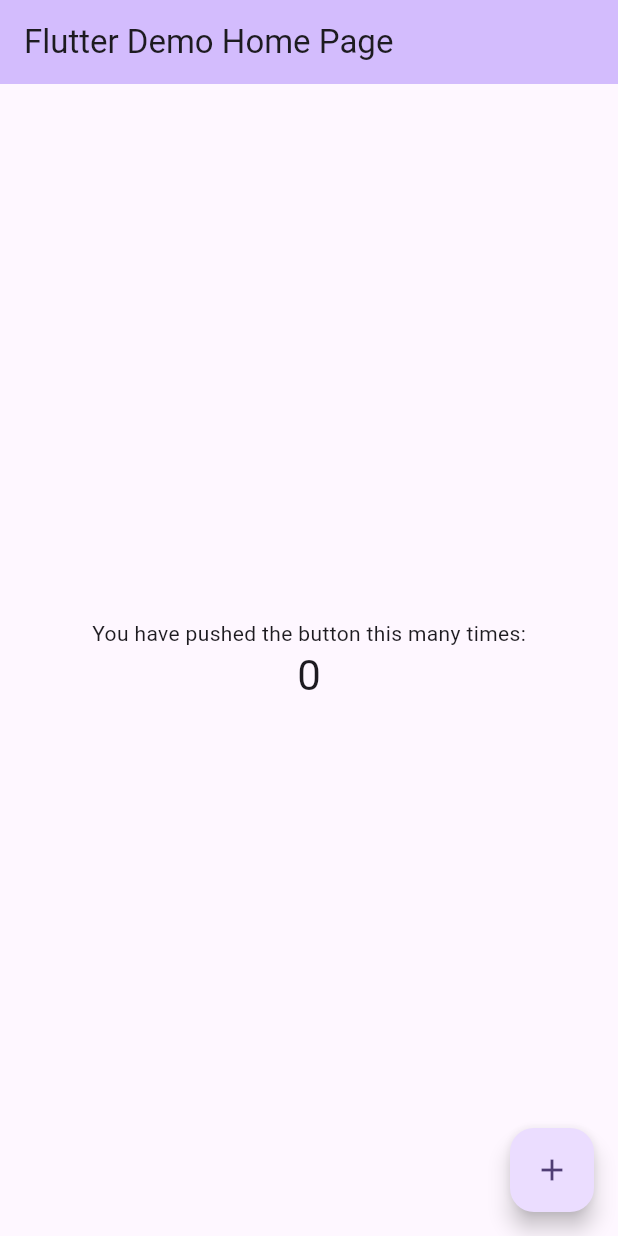
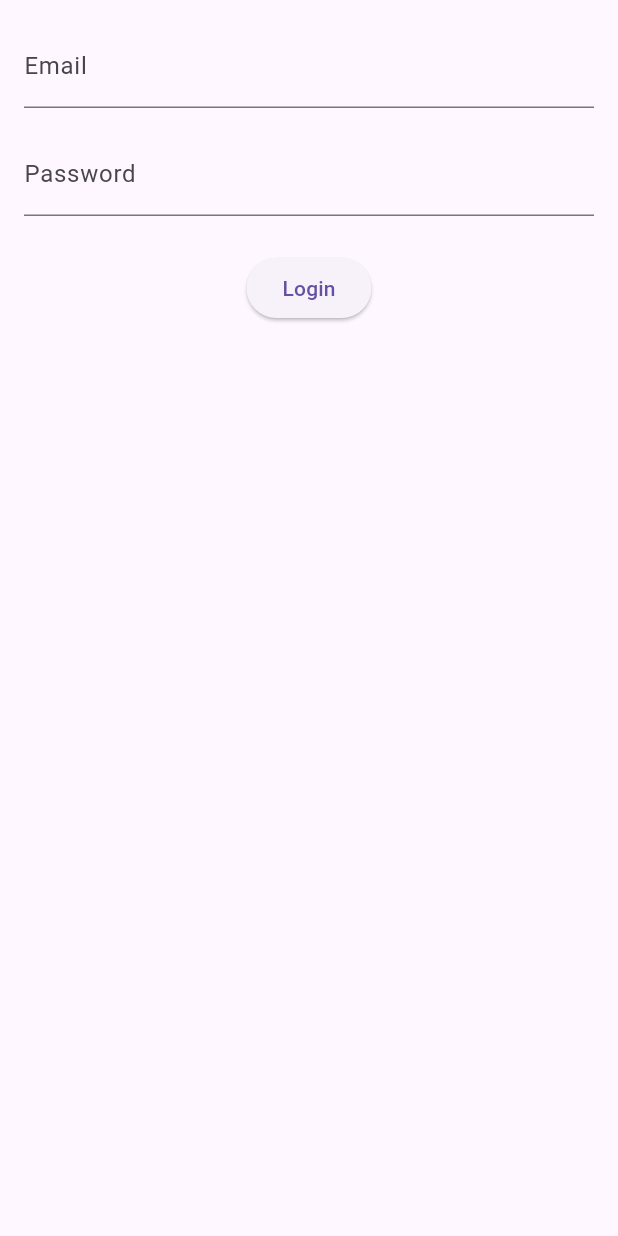
Before and after one commit to RedJelly1021/hanas, a Flutter app: the screen it shows after launch, on a phone screen of 412 x 824 dp. Run offline on Flutter 3.47's test engine with Material 3 defaults, Android fonts, the phone set to English and light mode, and no system bars; our stand-ins replace cloud_firestore, firebase_auth, firebase_core, logger; accounts and stored records are empty; generated files the repository leaves out were written again.

Commit message:
✨ feat: 메인, 로그인, 챗 기능 추가 (디버깅 해봐야함)

```diff
--- /dev/null
+++ b/lib/login.dart
@@ -0,0 +1,74 @@
+// login.dart
+import 'package:flutter/material.dart';
+import 'package:firebase_auth/firebase_auth.dart';
+import 'chat.dart';
+import 'package:logger/logger.dart';
+
+final logger = Logger();
+
+class LoginScreen extends StatefulWidget {
+  const LoginScreen({super.key}); // const + super.key
+
+  @override
+  State<LoginScreen> createState() => _LoginScreenState();
+}
+
+class _LoginScreenState extends State<LoginScreen> {
+  final TextEditingController emailController = TextEditingController();
+  final TextEditingController passwordController = TextEditingController();
+
+  Future<void> login() async {
+    try {
+      await FirebaseAuth.instance.signInWithEmailAndPassword(
+        email: emailController.text,
+        password: passwordController.text,
+      );
+      logger.i('로그인 성공: ${emailController.text}');
+      if (!mounted) return;
+      Navigator.pushReplacement(
+        context,
+        MaterialPageRoute(builder: (_) => const ChatScreen()),
+      );
+    } catch (e, s) {
+      logger.e('로그인 실패: $e');
+      logger.e('스택 트레이스: $s');
+      if (mounted) {
+        ScaffoldMessenger.of(context).showSnackBar(
+          SnackBar(content: Text('로그인 실패: $e')),
+        );
+      }
+    }
+  }
+
+  @override
+  Widget build(BuildContext context) {
+    return Scaffold(
+      body: SingleChildScrollView(
+        padding: const EdgeInsets.all(16),
+        child: Column(
+          children: [
+            TextField(
+              controller: emailController,
+              decoration: const InputDecoration(labelText: 'Email'),
+              keyboardType: TextInputType.emailAddress,
+              textInputAction: TextInputAction.next,
+            ),
+            const SizedBox(height: 16),
+            TextField(
+              controller: passwordController,
+              decoration: const InputDecoration(labelText: 'Password'),
+              obscureText: true,
+              textInputAction: TextInputAction.done,
+              onSubmitted: (_) => login(),
+            ),
+            const SizedBox(height: 24),
+            ElevatedButton(
+              onPressed: login,
+              child: const Text('Login'),
+            ),
+          ],
+        ),
+      ),
+    );
+  }
+}
--- a/lib/main.dart
+++ b/lib/main.dart
@@ -1,122 +1,29 @@
 import 'package:flutter/material.dart';
+import 'package:firebase_core/firebase_core.dart';
+import 'firebase_options.dart';
+import 'login.dart';
 
-void main() {
+void main() async {
+  WidgetsFlutterBinding.ensureInitialized();
+  await Firebase.initializeApp(
+    options: DefaultFirebaseOptions.currentPlatform,
+  );
   runApp(const MyApp());
 }
 
 class MyApp extends StatelessWidget {
-  const MyApp({super.key});
+  const MyApp({super.key}); // super.key 사용
 
-  // This widget is the root of your application.
   @override
   Widget build(BuildContext context) {
     return MaterialApp(
-      title: 'Flutter Demo',
+      title: 'HANAS',
       theme: ThemeData(
-        // This is the theme of your application.
-        //
-        // TRY THIS: Try running your application with "flutter run". You'll see
-        // the application has a purple toolbar. Then, without quitting the app,
-        // try changing the seedColor in the colorScheme below to Colors.green
-        // and then invoke "hot reload" (save your changes or press the "hot
-        // reload" button in a Flutter-supported IDE, or press "r" if you used
-        // the command line to start the app).
-        //
-        // Notice that the counter didn't reset back to zero; the application
-        // state is not lost during the reload. To reset the state, use hot
-        // restart instead.
-        //
-        // This works for code too, not just values: Most code changes can be
-        // tested with just a hot reload.
-        colorScheme: .fromSeed(seedColor: Colors.deepPurple),
+        primarySwatch: Colors.blue,
+        useMaterial3: true, // Material 3 스타일 사용
       ),
-      home: const MyHomePage(title: 'Flutter Demo Home Page'),
+      debugShowCheckedModeBanner: false, // 디버그 배너 제거
+      home: const LoginScreen(),
     );
   }
 }
-
-class MyHomePage extends StatefulWidget {
-  const MyHomePage({super.key, required this.title});
-
-  // This widget is the home page of your application. It is stateful, meaning
-  // that it has a State object (defined below) that contains fields that affect
-  // how it looks.
-
-  // This class is the configuration for the state. It holds the values (in this
-  // case the title) provided by the parent (in this case the App widget) and
-  // used by the build method of the State. Fields in a Widget subclass are
-  // always marked "final".
-
-  final String title;
-
-  @override
-  State<MyHomePage> createState() => _MyHomePageState();
-}
-
-class _MyHomePageState extends State<MyHomePage> {
-  int _counter = 0;
-
-  void _incrementCounter() {
-    setState(() {
-      // This call to setState tells the Flutter framework that something has
-      // changed in this State, which causes it to rerun the build method below
-      // so that the display can reflect the updated values. If we changed
-      // _counter without calling setState(), then the build method would not be
-      // called again, and so nothing would appear to happen.
-      _counter++;
-    });
-  }
-
-  @override
-  Widget build(BuildContext context) {
-    // This method is rerun every time setState is called, for instance as done
-    // by the _incrementCounter method above.
-    //
-    // The Flutter framework has been optimized to make rerunning build methods
-    // fast, so that you can just rebuild anything that needs updating rather
-    // than having to individually change instances of widgets.
-    return Scaffold(
-      appBar: AppBar(
-        // TRY THIS: Try changing the color here to a specific color (to
-        // Colors.amber, perhaps?) and trigger a hot reload to see the AppBar
-        // change color while the other colors stay the same.
-        backgroundColor: Theme.of(context).colorScheme.inversePrimary,
-        // Here we take the value from the MyHomePage object that was created by
-        // the App.build method, and use it to set our appbar title.
-        title: Text(widget.title),
-      ),
-      body: Center(
-        // Center is a layout widget. It takes a single child and positions it
-        // in the middle of the parent.
-        child: Column(
-          // Column is also a layout widget. It takes a list of children and
-          // arranges them vertically. By default, it sizes itself to fit its
-          // children horizontally, and tries to be as tall as its parent.
-          //
-          // Column has various properties to control how it sizes itself and
-          // how it positions its children. Here we use mainAxisAlignment to
-          // center the children vertically; the main axis here is the vertical
-          // axis because Columns are vertical (the cross axis would be
-          // horizontal).
-          //
-          // TRY THIS: Invoke "debug painting" (choose the "Toggle Debug Paint"
-          // action in the IDE, or press "p" in the console), to see the
-          // wireframe for each widget.
-          mainAxisAlignment: .center,
-          children: [
-            const Text('You have pushed the button this many times:'),
-            Text(
-              '$_counter',
-              style: Theme.of(context).textTheme.headlineMedium,
-            ),
-          ],
-        ),
-      ),
-      floatingActionButton: FloatingActionButton(
-        onPressed: _incrementCounter,
-        tooltip: 'Increment',
-        child: const Icon(Icons.add),
-      ),
-    );
-  }
-}
```
Also changed, not shown: lib/chat.dart (added, +75 -0 lines).
